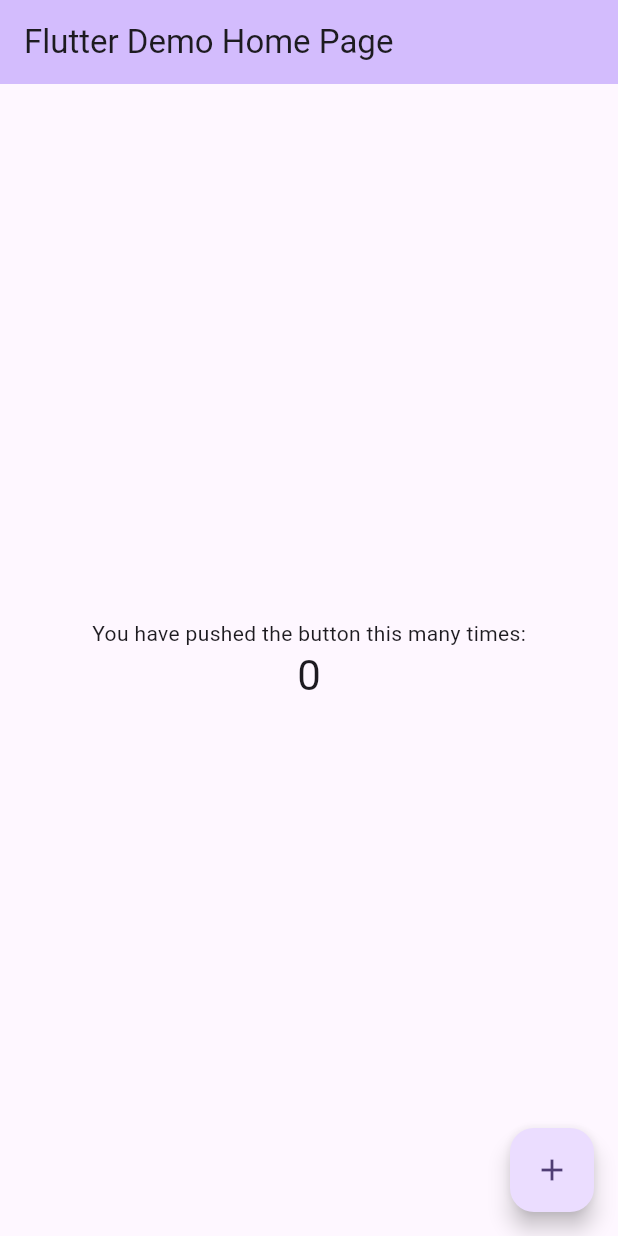
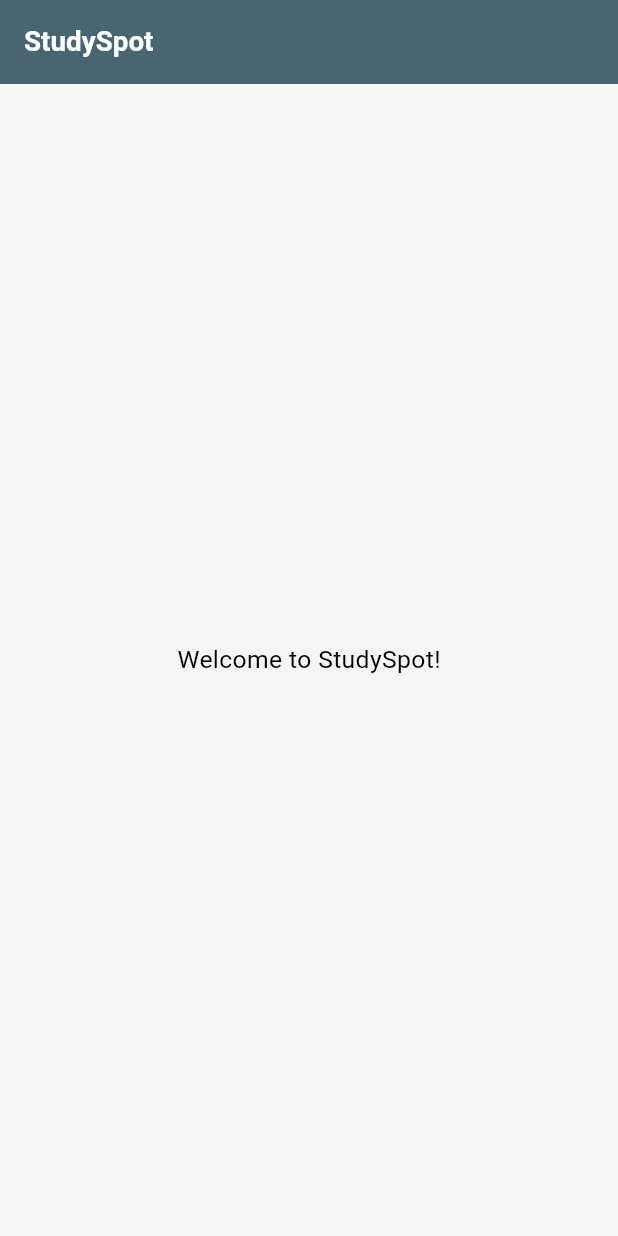
Before and after one commit to vixen07/CPD_Assignment, a Flutter app: the screen it shows after launch, on a phone screen of 412 x 824 dp. Run offline on Flutter 3.47's test engine with Material 3 defaults, Android fonts, the phone set to English and light mode, and no system bars; our stand-ins replace firebase_core, flutter_screenutil, get, get_storage; accounts and stored records are empty.

Commit message:
Commit on

```diff
--- /dev/null
+++ b/dataconnect/connector/connector.yaml
@@ -0,0 +1,5 @@
+connectorId: default
+generate:
+  dartSdk:
+    outputDir: ../../dataconnect-generated/dart/default_connector
+    package: default_connector
--- a/lib/main.dart
+++ b/lib/main.dart
@@ -1,125 +1,75 @@
+import 'package:cpdassignment/src/utils/app_theme.dart';
 import 'package:flutter/material.dart';
+import 'package:firebase_core/firebase_core.dart';
+import 'package:flutter_screenutil/flutter_screenutil.dart';
+import 'package:get/get.dart';
+import 'package:get_storage/get_storage.dart';
+import 'firebase_options.dart';
+import 'package:firebase_core/firebase_core.dart';
+import 'firebase_options.dart';
 
-void main() {
+void main() async {
+  WidgetsFlutterBinding.ensureInitialized();
+
+  // Initialize Firebase
+  await Firebase.initializeApp(
+    options: DefaultFirebaseOptions.currentPlatform,
+  );
+
+  // Initialize GetStorage
+  await GetStorage.init();
+
   runApp(const MyApp());
 }
 
 class MyApp extends StatelessWidget {
   const MyApp({super.key});
 
-  // This widget is the root of your application.
   @override
   Widget build(BuildContext context) {
-    return MaterialApp(
-      title: 'Flutter Demo',
-      theme: ThemeData(
-        // This is the theme of your application.
-        //
-        // TRY THIS: Try running your application with "flutter run". You'll see
-        // the application has a purple toolbar. Then, without quitting the app,
-        // try changing the seedColor in the colorScheme below to Colors.green
-        // and then invoke "hot reload" (save your changes or press the "hot
-        // reload" button in a Flutter-supported IDE, or press "r" if you used
-        // the command line to start the app).
-        //
-        // Notice that the counter didn't reset back to zero; the application
-        // state is not lost during the reload. To reset the state, use hot
-        // restart instead.
-        //
-        // This works for code too, not just values: Most code changes can be
-        // tested with just a hot reload.
-        colorScheme: ColorScheme.fromSeed(seedColor: Colors.deepPurple),
-        useMaterial3: true,
-      ),
-      home: const MyHomePage(title: 'Flutter Demo Home Page'),
+    // Initialize ScreenUtil with design size
+    return ScreenUtilInit(
+      designSize: const Size(360, 800),
+      minTextAdapt: true,
+      splitScreenMode: true,
+      builder: (context, child) {
+        return GetMaterialApp(
+          title: 'StudySpot',
+          theme: AppTheme.getTheme(),
+          debugShowCheckedModeBanner: false,
+          defaultTransition: Transition.fade,
+          // You can define initial routes here
+          initialRoute: '/',
+          getPages: [
+            GetPage(
+              name: '/',
+              page: () => HomeScreen(),
+            ),
+            // Add more routes as needed
+          ],
+        );
+      },
     );
   }
 }
 
-class MyHomePage extends StatefulWidget {
-  const MyHomePage({super.key, required this.title});
-
-  // This widget is the home page of your application. It is stateful, meaning
-  // that it has a State object (defined below) that contains fields that affect
-  // how it looks.
-
-  // This class is the configuration for the state. It holds the values (in this
-  // case the title) provided by the parent (in this case the App widget) and
-  // used by the build method of the State. Fields in a Widget subclass are
-  // always marked "final".
-
-  final String title;
-
-  @override
-  State<MyHomePage> createState() => _MyHomePageState();
-}
-
-class _MyHomePageState extends State<MyHomePage> {
-  int _counter = 0;
-
-  void _incrementCounter() {
-    setState(() {
-      // This call to setState tells the Flutter framework that something has
-      // changed in this State, which causes it to rerun the build method below
-      // so that the display can reflect the updated values. If we changed
-      // _counter without calling setState(), then the build method would not be
-      // called again, and so nothing would appear to happen.
-      _counter++;
-    });
-  }
-
+// Example Home Screen
+class HomeScreen extends StatelessWidget {
   @override
   Widget build(BuildContext context) {
-    // This method is rerun every time setState is called, for instance as done
-    // by the _incrementCounter method above.
-    //
-    // The Flutter framework has been optimized to make rerunning build methods
-    // fast, so that you can just rebuild anything that needs updating rather
-    // than having to individually change instances of widgets.
     return Scaffold(
       appBar: AppBar(
-        // TRY THIS: Try changing the color here to a specific color (to
-        // Colors.amber, perhaps?) and trigger a hot reload to see the AppBar
-        // change color while the other colors stay the same.
-        backgroundColor: Theme.of(context).colorScheme.inversePrimary,
-        // Here we take the value from the MyHomePage object that was created by
-        // the App.build method, and use it to set our appbar title.
-        title: Text(widget.title),
+        title: Text(
+          'StudySpot',
+          style: TextStyle(fontSize: 18.sp),
+        ),
       ),
       body: Center(
-        // Center is a layout widget. It takes a single child and positions it
-        // in the middle of the parent.
-        child: Column(
-          // Column is also a layout widget. It takes a list of children and
-          // arranges them vertically. By default, it sizes itself to fit its
-          // children horizontally, and tries to be as tall as its parent.
-          //
-          // Column has various properties to control how it sizes itself and
-          // how it positions its children. Here we use mainAxisAlignment to
-          // center the children vertically; the main axis here is the vertical
-          // axis because Columns are vertical (the cross axis would be
-          // horizontal).
-          //
-          // TRY THIS: Invoke "debug painting" (choose the "Toggle Debug Paint"
-          // action in the IDE, or press "p" in the console), to see the
-          // wireframe for each widget.
-          mainAxisAlignment: MainAxisAlignment.center,
-          children: <Widget>[
-            const Text(
-              'You have pushed the button this many times:',
-            ),
-            Text(
-              '$_counter',
-              style: Theme.of(context).textTheme.headlineMedium,
-            ),
-          ],
+        child: Text(
+          'Welcome to StudySpot!',
+          style: TextStyle(fontSize: 16.sp),
         ),
       ),
-      floatingActionButton: FloatingActionButton(
-        onPressed: _incrementCounter,
-        tooltip: 'Increment',
-        child: const Icon(Icons.add),
-      ), // This trailing comma makes auto-formatting nicer for build methods.
     );
   }
 }
--- /dev/null
+++ b/lib/src/utils/app_theme.dart
@@ -0,0 +1,65 @@
+import 'package:flutter/material.dart';
+
+class AppTheme {
+  static const Color primaryColor = Color(0xFF4A6572);
+  static const Color secondaryColor = Color(0xFF344955);
+  static const Color tertiaryColor = Color(0xFFF9AA33);
+  static const Color backgroundColor = Color(0xFFF5F5F5);
+  static const Color textColor = Color(0xFF232F34);
+
+  static const TextStyle headingStyle = TextStyle(
+    fontSize: 24.0,
+    fontWeight: FontWeight.bold,
+    color: textColor,
+  );
+
+  static const TextStyle subheadingStyle = TextStyle(
+    fontSize: 18.0,
+    fontWeight: FontWeight.w600,
+    color: textColor,
+  );
+
+  static const TextStyle bodyStyle = TextStyle(
+    fontSize: 16.0,
+    color: textColor,
+  );
+
+  static const TextStyle captionStyle = TextStyle(
+    fontSize: 14.0,
+    color: Colors.grey,
+  );
+
+  static const IconThemeData iconTheme = IconThemeData(
+    color: primaryColor,
+    size: 24.0,
+  );
+
+  static ThemeData getTheme() {
+    return ThemeData(
+      primaryColor: primaryColor,
+      scaffoldBackgroundColor: backgroundColor,
+      colorScheme: ColorScheme.light(
+        primary: primaryColor,
+        secondary: secondaryColor,
+        tertiary: tertiaryColor,
+      ),
+      textTheme: const TextTheme(
+        headlineMedium: headingStyle,
+        titleLarge: subheadingStyle,
+        bodyLarge: bodyStyle,
+        bodySmall: captionStyle,
+      ),
+      iconTheme: iconTheme,
+      appBarTheme: const AppBarTheme(
+        backgroundColor: primaryColor,
+        foregroundColor: Colors.white,
+      ),
+      elevatedButtonTheme: ElevatedButtonThemeData(
+        style: ElevatedButton.styleFrom(
+          backgroundColor: tertiaryColor,
+          foregroundColor: textColor,
+        ),
+      ),
+    );
+  }
+}
```
Also changed, not shown: dataconnect-generated/dart/default_connector/default.dart (added, +29 -0 lines), dataconnect/dataconnect.yaml (added, +12 -0 lines), lib/src/contants/app_sizes.dart (added, +40 -0 lines), lib/src/features/auth/screens/login.dart (added, +12 -0 lines), lib/src/services/storage_service.dart (added, +23 -0 lines), lib/src/utils/dependencies_injection.dart (added, +13 -0 lines), pubspec.yaml (+8 -0 lines), firebase.json (added), lib/firebase_options.dart (added), lib/src/utils/app_binding.dart (deleted), pubspec.lock, 7 other files.
